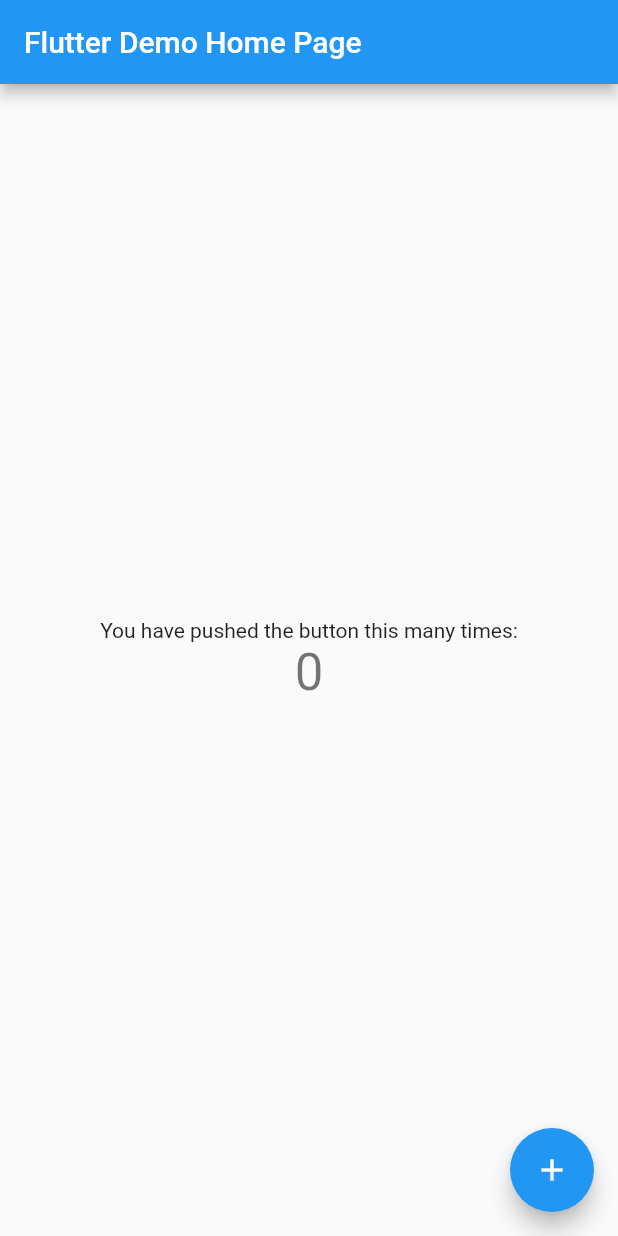
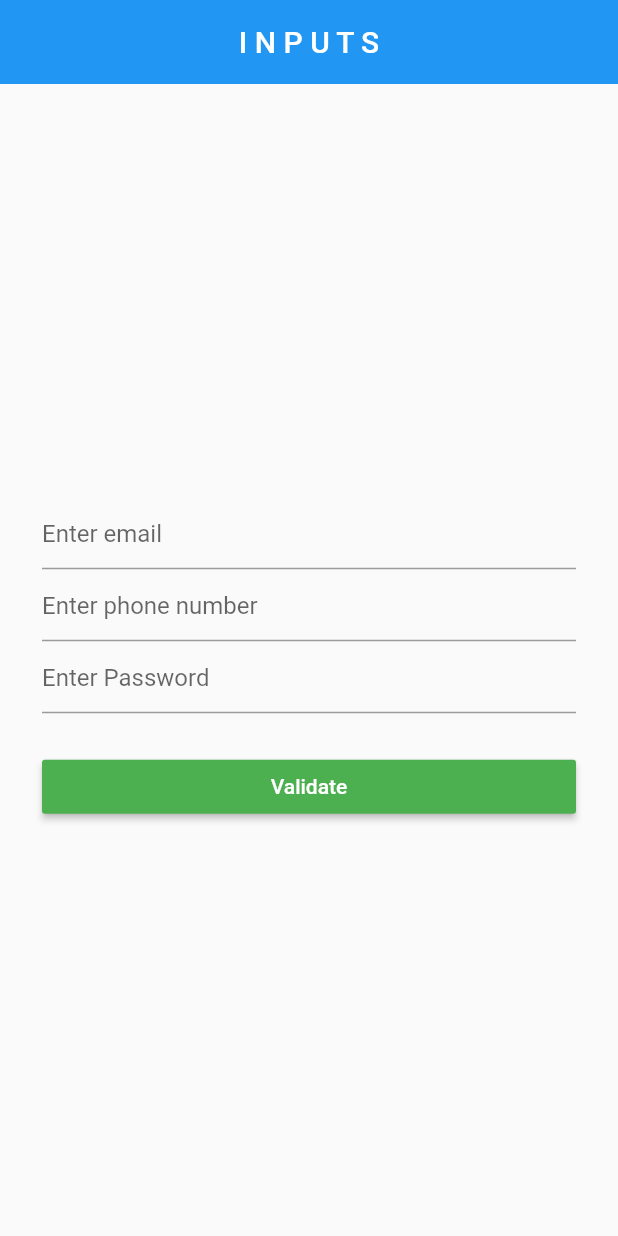
Before and after one commit to alxayeed/Flutter-Course, a Flutter app: the screen it shows after launch, on a phone screen of 412 x 824 dp. Run offline on Flutter 3.47's test engine with Material 2 defaults, Android fonts, the light colour scheme and no system bars.

Commit message:
Input fields

```diff
--- a/assignment5/lib/main.dart
+++ b/assignment5/lib/main.dart
@@ -1,3 +1,4 @@
+import 'package:assignment5/pages/homepage.dart';
 import 'package:flutter/material.dart';
 
 void main() {
@@ -11,105 +12,12 @@
   @override
   Widget build(BuildContext context) {
     return MaterialApp(
+      debugShowCheckedModeBanner: false,
       title: 'Flutter Demo',
       theme: ThemeData(
-        // This is the theme of your application.
-        //
-        // Try running your application with "flutter run". You'll see the
-        // application has a blue toolbar. Then, without quitting the app, try
-        // changing the primarySwatch below to Colors.green and then invoke
-        // "hot reload" (press "r" in the console where you ran "flutter run",
-        // or simply save your changes to "hot reload" in a Flutter IDE).
-        // Notice that the counter didn't reset back to zero; the application
-        // is not restarted.
         primarySwatch: Colors.blue,
       ),
-      home: const MyHomePage(title: 'Flutter Demo Home Page'),
+      home: HomePage(),
     );
   }
 }
-
-class MyHomePage extends StatefulWidget {
-  const MyHomePage({Key? key, required this.title}) : super(key: key);
-
-  // This widget is the home page of your application. It is stateful, meaning
-  // that it has a State object (defined below) that contains fields that affect
-  // how it looks.
-
-  // This class is the configuration for the state. It holds the values (in this
-  // case the title) provided by the parent (in this case the App widget) and
-  // used by the build method of the State. Fields in a Widget subclass are
-  // always marked "final".
-
-  final String title;
-
-  @override
-  State<MyHomePage> createState() => _MyHomePageState();
-}
-
-class _MyHomePageState extends State<MyHomePage> {
-  int _counter = 0;
-
-  void _incrementCounter() {
-    setState(() {
-      // This call to setState tells the Flutter framework that something has
-      // changed in this State, which causes it to rerun the build method below
-      // so that the display can reflect the updated values. If we changed
-      // _counter without calling setState(), then the build method would not be
-      // called again, and so nothing would appear to happen.
-      _counter++;
-    });
-  }
-
-  @override
-  Widget build(BuildContext context) {
-    // This method is rerun every time setState is called, for instance as done
-    // by the _incrementCounter method above.
-    //
-    // The Flutter framework has been optimized to make rerunning build methods
-    // fast, so that you can just rebuild anything that needs updating rather
-    // than having to individually change instances of widgets.
-    return Scaffold(
-      appBar: AppBar(
-        // Here we take the value from the MyHomePage object that was created by
-        // the App.build method, and use it to set our appbar title.
-        title: Text(widget.title),
-      ),
-      body: Center(
-        // Center is a layout widget. It takes a single child and positions it
-        // in the middle of the parent.
-        child: Column(
-          // Column is also a layout widget. It takes a list of children and
-          // arranges them vertically. By default, it sizes itself to fit its
-          // children horizontally, and tries to be as tall as its parent.
-          //
-          // Invoke "debug painting" (press "p" in the console, choose the
-          // "Toggle Debug Paint" action from the Flutter Inspector in Android
-          // Studio, or the "Toggle Debug Paint" command in Visual Studio Code)
-          // to see the wireframe for each widget.
-          //
-          // Column has various properties to control how it sizes itself and
-          // how it positions its children. Here we use mainAxisAlignment to
-          // center the children vertically; the main axis here is the vertical
-          // axis because Columns are vertical (the cross axis would be
-          // horizontal).
-          mainAxisAlignment: MainAxisAlignment.center,
-          children: <Widget>[
-            const Text(
-              'You have pushed the button this many times:',
-            ),
-            Text(
-              '$_counter',
-              style: Theme.of(context).textTheme.headline4,
-            ),
-          ],
-        ),
-      ),
-      floatingActionButton: FloatingActionButton(
-        onPressed: _incrementCounter,
-        tooltip: 'Increment',
-        child: const Icon(Icons.add),
-      ), // This trailing comma makes auto-formatting nicer for build methods.
-    );
-  }
-}
--- /dev/null
+++ b/assignment5/lib/pages/homepage.dart
@@ -0,0 +1,124 @@
+import 'package:assignment5/pages/sucees_page.dart';
+import 'package:flutter/material.dart';
+
+class HomePage extends StatelessWidget {
+  HomePage({Key? key}) : super(key: key);
+
+  final _formKey = GlobalKey<FormState>();
+  final _emailController = TextEditingController();
+  final _numberController = TextEditingController();
+  final _passwordController = TextEditingController();
+
+  @override
+  Widget build(BuildContext context) {
+    return Scaffold(
+      appBar: AppBar(
+        centerTitle: true,
+        elevation: 0,
+        title: const Text("I N P U T S"),
+      ),
+      body: Padding(
+        padding: const EdgeInsets.all(28.0),
+        child: Form(
+          autovalidateMode: AutovalidateMode.onUserInteraction,
+          key: _formKey,
+          child: Column(
+            mainAxisAlignment: MainAxisAlignment.center,
+            children: [
+              TextFormField(
+                controller: _emailController,
+                keyboardType: TextInputType.emailAddress,
+                decoration: const InputDecoration(hintText: "Enter email"),
+                validator: (val) {
+                  if (val!.isEmpty) {
+                    return "Email can't be empty";
+                  } else if (val.length <= 8) {
+                    return "Email should be more than 8 letters";
+                  } else {
+                    return null;
+                  }
+                },
+              ),
+              TextFormField(
+                controller: _numberController,
+                keyboardType: TextInputType.number,
+                decoration:
+                    const InputDecoration(hintText: "Enter phone number"),
+                validator: (val) {
+                  if (val!.isEmpty) {
+                    return "Phone number can't be empty";
+                  } else if (val.length <= 11) {
+                    return "Phone number should be 11 digits";
+                  } else {
+                    return null;
+                  }
+                },
+              ),
+              TextFormField(
+                controller: _passwordController,
+                obscureText: true,
+                obscuringCharacter: "*",
+                keyboardType: TextInputType.visiblePassword,
+                decoration: const InputDecoration(hintText: "Enter Password"),
+                validator: (val) {
+                  if (val!.isEmpty) {
+                    return "Password can't be empty";
+                  } else if (val.length <= 8) {
+                    return "Password should be at least  8 letters";
+                  } else {
+                    return null;
+                  }
+                },
+              ),
+              const SizedBox(height: 25),
+              SizedBox(
+                width: 400,
+                child: MaterialButton(
+                  textColor: Colors.white,
+                  color: Colors.green,
+                  onPressed: () {
+                    if (_formKey.currentState!.validate()) {
+                      showDialog(
+                          context: context,
+                          builder: (context) {
+                            return AlertDialog(
+                              actions: [
+                                MaterialButton(
+                                  color: Colors.amberAccent,
+                                  onPressed: () {
+                                    Navigator.push(
+                                        context,
+                                        MaterialPageRoute(
+                                            builder: (context) =>
+                                                const SuccessPage()));
+                                  },
+                                  child: const Text("Confirm"),
+                                )
+                              ],
+                              content: SizedBox(
+                                height: 300,
+                                width: 350,
+                                child: Column(
+                                  children: [
+                                    Text("Email: ${_emailController.text}"),
+                                    Text(
+                                        "Contact Number: ${_numberController.text}"),
+                                    Text(
+                                        "Password: ${_passwordController.text}"),
+                                  ],
+                                ),
+                              ),
+                            );
+                          });
+                    }
+                  },
+                  child: const Text("Validate"),
+                ),
+              )
+            ],
+          ),
+        ),
+      ),
+    );
+  }
+}
```
Also changed, not shown: assignment5/lib/pages/sucees_page.dart (added, +15 -0 lines), 1 other file.
